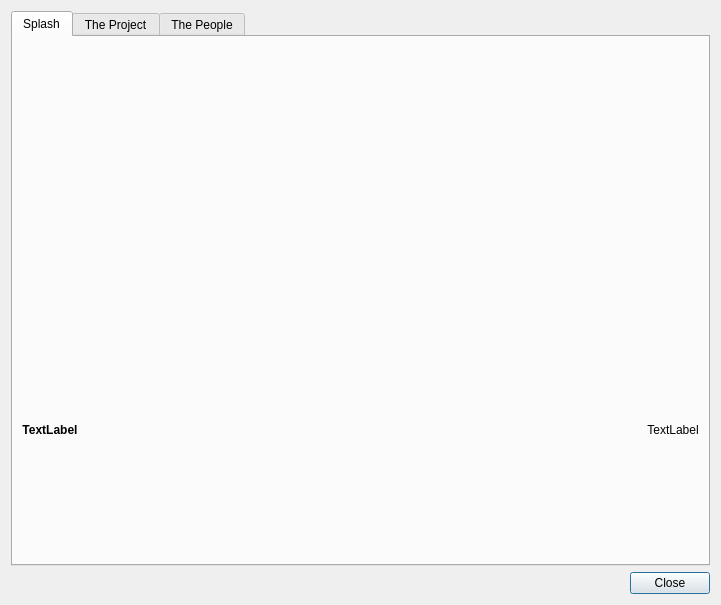
First picture: the form in src/about.ui, repository fontmatrix/fontmatrix, before the edit.
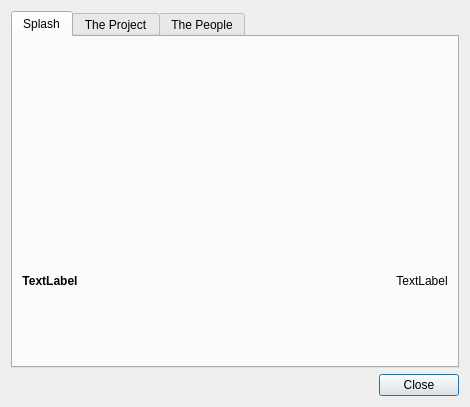
Second picture: the form after the edit. Icons and pictures are not drawn.

Commit message: Forgot - more splashscreen update

The edit to the form file:
```diff
--- a/src/about.ui
+++ b/src/about.ui
@@ -5,8 +5,8 @@
    <rect>
     <x>0</x>
     <y>0</y>
-    <width>721</width>
-    <height>605</height>
+    <width>470</width>
+    <height>407</height>
    </rect>
   </property>
   <property name="sizePolicy" >
```
Left out of the diff: 7 changed lines with no effect on the pictures. The commit also changes 1 other file.
